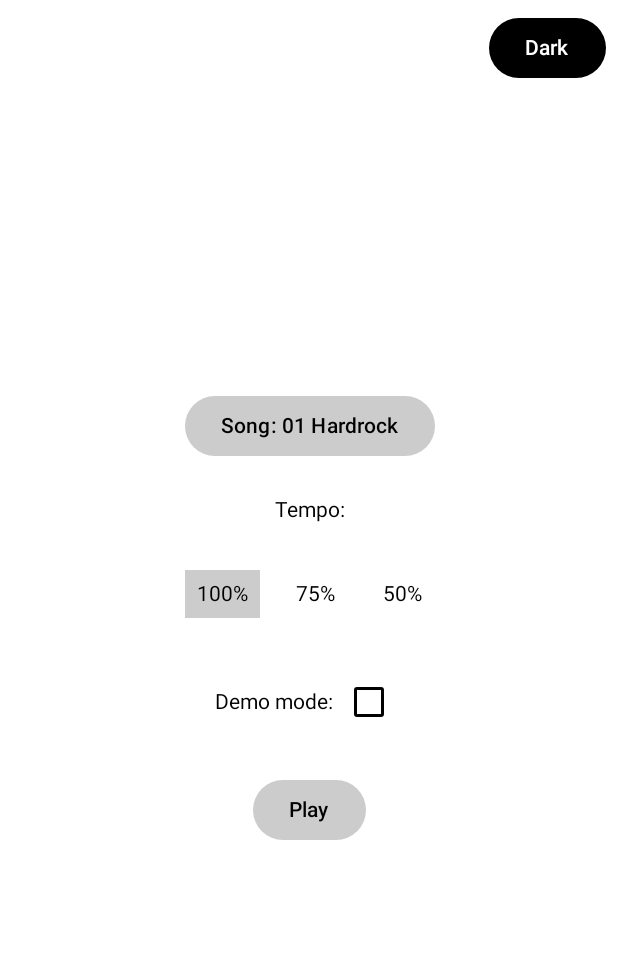
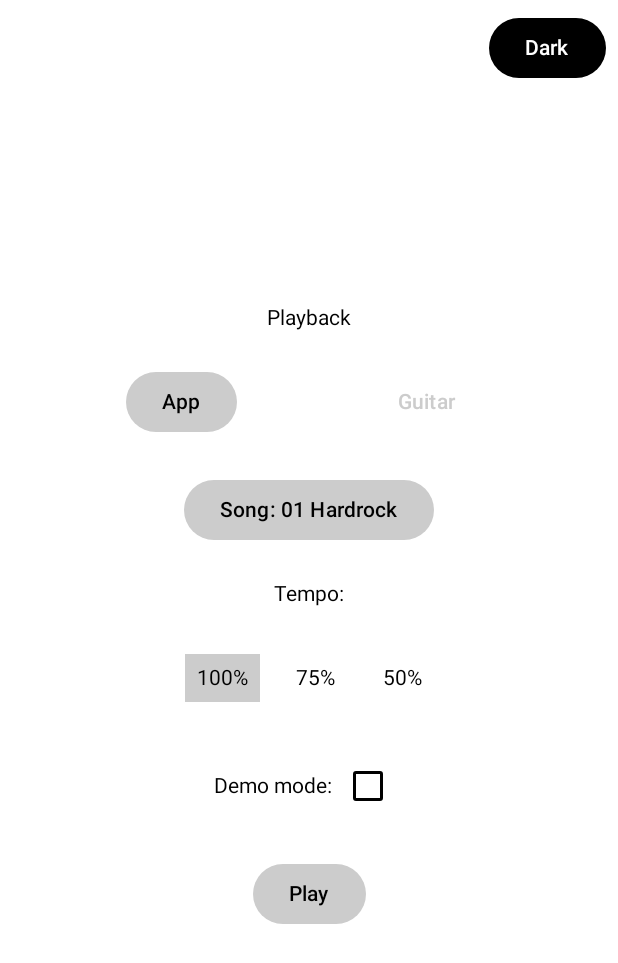
Before and after one commit to perevalovtd/SaollaApp, an Android app built with Jetpack Compose: the screen it shows after launch (MainActivity), on a phone screen of 412 x 824 dp. Shown: the top 963 px of the screen. Run offline under Robolectric (Android 15) with nearby library versions, the phone set to English and light mode, and no system bars; libraries missing offline, so code that uses them is left out: com.google.android.exoplayer2.

Commit message:
app/guitar button

```diff
--- a/app/src/main/java/com/example/medievalnotes/MainPage.kt
+++ b/app/src/main/java/com/example/medievalnotes/MainPage.kt
@@ -15,6 +15,9 @@ import androidx.compose.ui.graphics.Color
 import androidx.compose.ui.platform.LocalContext
 import androidx.compose.ui.unit.dp
 import androidx.navigation.NavHostController
+
+import com.example.medievalnotes.MainViewModel
+import com.example.medievalnotes.PlaybackMode  // <-- убедитесь, что у вас есть enum PlaybackMode в VM
 
 @Composable
 fun MainPage(
@@ -40,7 +43,7 @@ fun MainPage(
             .fillMaxSize()
             .background(backgroundColor)
     ) {
-        // Кнопка темы
+        // Кнопка темы (как и было)
         Box(
             modifier = Modifier
                 .align(Alignment.TopEnd)
@@ -62,6 +65,36 @@ fun MainPage(
             verticalArrangement = Arrangement.spacedBy(24.dp),
             modifier = Modifier.align(Alignment.Center)
         ) {
+
+            // =========== НОВАЯ СЕКЦИЯ: Playback (App/Guitar) ===========
+            // Заголовок "Playback"
+            Text("Playback", color = textColor)
+
+            // Ряд из двух "радиокнопок": App слева, Guitar справа
+            Row(
+                modifier = Modifier.fillMaxWidth(),
+                horizontalArrangement = Arrangement.SpaceEvenly
+            ) {
+                // Кнопка App
+                PlaybackRadioOption(
+                    label = "App",
+                    isSelected = (vm.playbackMode == PlaybackMode.APP),
+                    onClick = { vm.changePlaybackMode(PlaybackMode.APP) },
+                    containerColor = buttonContainerColor,
+                    contentColor = buttonContentColor
+                )
+
+                // Кнопка Guitar
+                PlaybackRadioOption(
+                    label = "Guitar",
+                    isSelected = (vm.playbackMode == PlaybackMode.GUITAR),
+                    onClick = { vm.changePlaybackMode(PlaybackMode.GUITAR) },
+                    containerColor = buttonContainerColor,
+                    contentColor = buttonContentColor
+                )
+            }
+            // =========== КОНЕЦ НОВОЙ СЕКЦИИ ===========
+
             // Song
             Button(
                 onClick = { navController.navigate("page2") },
@@ -130,3 +163,24 @@ fun MainPage(
         }
     }
 }
+
+// Небольшая вспомогательная "радиокнопка", стилизованная как Button
+@Composable
+fun PlaybackRadioOption(
+    label: String,
+    isSelected: Boolean,
+    onClick: () -> Unit,
+    containerColor: Color,
+    contentColor: Color
+) {
+    Button(
+        onClick = onClick,
+        colors = ButtonDefaults.buttonColors(
+            containerColor = if (isSelected) containerColor else Color.Transparent,
+            contentColor = if (isSelected) contentColor else containerColor
+        ),
+        border = null
+    ) {
+        Text(label)
+    }
+}
--- a/app/src/main/java/com/example/medievalnotes/MainViewModel.kt
+++ b/app/src/main/java/com/example/medievalnotes/MainViewModel.kt
@@ -17,7 +17,15 @@ import java.net.DatagramPacket
 import java.net.DatagramSocket
 import java.net.InetAddress
 
+
+enum class PlaybackMode { APP, GUITAR }
+
 class MainViewModel : ViewModel() {
+
+    var playbackMode by mutableStateOf(PlaybackMode.APP)
+        private set
+
+
 
     var songList by mutableStateOf<List<SongItem>>(emptyList())
         private set
@@ -48,8 +56,12 @@ class MainViewModel : ViewModel() {
     private var currentlyLoadedIndex: Int? = null
 
     // mp3Names from arrays.xml
-    private var mp3Names: Array<String> = emptyArray()
+    //private var mp3Names: Array<String> = emptyArray()
 
+
+    fun changePlaybackMode(mode: PlaybackMode) {
+        playbackMode = mode
+    }
 
 
     override fun onCleared() {
@@ -108,23 +120,30 @@ class MainViewModel : ViewModel() {
     fun startPlaying(context: Context) {
         val idx = selectedSongIndex
         if (idx !in songList.indices) return
-        // Ноты
+
+        // 1) Загружаем .txt => currentSongInfo => ноты
         val fileName = songList[idx].fileName
         currentSongInfo = readSongInfoFromAssets(context, fileName)
         currentTime = 0f
         isPlaying = true
 
-        // Музыка (с нуля)
+        // 2) Создаём/запускаем ExoPlayer
         startMusic(context, idx, fromPage2 = false)
 
-        sendUdpPlayMessage()
+        if (playbackMode == PlaybackMode.GUITAR) {
+            // Выключаем звук
+            exoPlayer?.volume = 0f
+            // Отправляем UDP
+            sendUdpPlayMessage()
+        }
     }
+
 
     private fun sendUdpPlayMessage() {
         viewModelScope.launch(Dispatchers.IO) {
             try {
 
-                val ipStr = "192.168.1.50"
+                val ipStr = "192.168.4.1"
                 val inet = InetAddress.getByName(ipStr)
 
                 // random port
```
